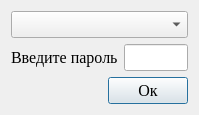
First picture: the form in optimizationmethods/ui/mainwindowPass.ui, repository Eliminationzx/optimizationmethods, before the edit.
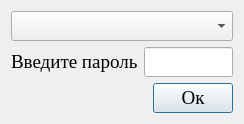
Second picture: the form after the edit. Icons and pictures are not drawn.

Commit message: поправил шрифт на форме ввода пароля. добавил abs() для рисовки карты.

Patch:
```diff
--- a/optimizationmethods/ui/mainwindowPass.ui
+++ b/optimizationmethods/ui/mainwindowPass.ui
@@ -6,14 +6,14 @@
    <rect>
     <x>0</x>
     <y>0</y>
-    <width>199</width>
-    <height>109</height>
+    <width>244</width>
+    <height>121</height>
    </rect>
   </property>
   <property name="font">
    <font>
     <family>Times New Roman</family>
-    <pointsize>12</pointsize>
+    <pointsize>14</pointsize>
    </font>
   </property>
   <property name="windowTitle">
```
The commit also changes 2 other files.
